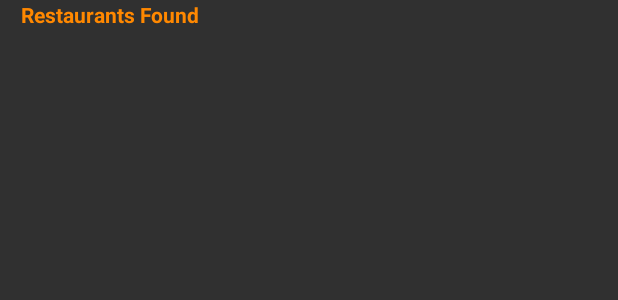
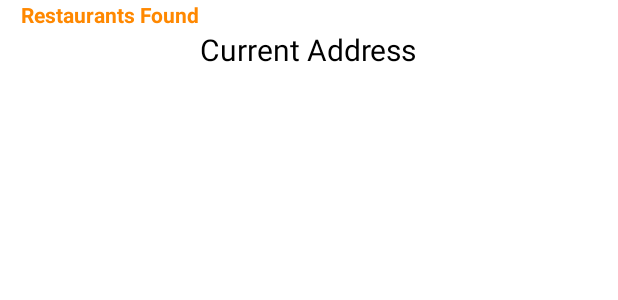
Before and after one commit to huhx0015/Foodgasm, an Android app: the layout fg_restaurant_list_fragment.xml on its own in the app's theme, with its tools: preview values and no code run, on a phone screen of 412 x 824 dp. Shown: the top 300 px of the screen. Run offline under Robolectric (Android 15) with nearby library versions, the phone set to English and light mode, and no system bars.

Commit message:
* Displaying the address in the FGRestaurantListFragment.

```diff
--- a/app/src/main/java/com/huhmoon/apparely/data/FGDatasource.java
+++ b/app/src/main/java/com/huhmoon/apparely/data/FGDatasource.java
@@ -6,7 +6,6 @@ import android.database.Cursor;
 import android.database.SQLException;
 import android.database.sqlite.SQLiteDatabase;
 import android.util.Log;
-
 import java.util.LinkedList;
 
 /**
--- a/app/src/main/java/com/huhmoon/apparely/fragments/FGRestaurantFragment.java
+++ b/app/src/main/java/com/huhmoon/apparely/fragments/FGRestaurantFragment.java
@@ -6,10 +6,12 @@ import android.support.v4.app.Fragment;
 import android.view.LayoutInflater;
 import android.view.View;
 import android.view.ViewGroup;
+import android.widget.TextView;
 
 import com.huhmoon.apparely.R;
 import com.huhmoon.apparely.data.FGRestaurantModel;
 
+import butterknife.Bind;
 import butterknife.ButterKnife;
 
 /**
--- a/app/src/main/java/com/huhmoon/apparely/location/FGLocation.java
+++ b/app/src/main/java/com/huhmoon/apparely/location/FGLocation.java
@@ -61,6 +61,9 @@ public class FGLocation {
 
                     // Assembles the fully appended StringBuilder into a String object.
                     String fullAddress = sbAddress.toString();
+
+                    FGToast.toastyPopUp("The address at (" + latitude + ", " + longitude + ") is: " + fullAddress, context);
+
                     return fullAddress;
                 }
 
--- a/app/src/main/res/layout/fg_restaurant_list_fragment.xml
+++ b/app/src/main/res/layout/fg_restaurant_list_fragment.xml
@@ -4,7 +4,7 @@
     xmlns:android="http://schemas.android.com/apk/res/android"
     android:layout_width="match_parent"
     android:layout_height="match_parent"
-    android:background="@android:color/transparent">
+    android:background="@android:color/white">
 
     <LinearLayout
         android:layout_width="fill_parent"
@@ -23,6 +23,16 @@
             android:paddingLeft="14dp"
             android:textStyle="bold" />
 
+        <TextView
+            android:layout_width="wrap_content"
+            android:layout_height="wrap_content"
+            android:text="Current Address"
+            android:id="@+id/fg_restaurant_my_address_text"
+            android:textColor="@android:color/black"
+            android:layout_gravity="center_horizontal"
+            android:textSize="20sp"
+            android:typeface="sans" />
+
         <ListView
             android:layout_width="fill_parent"
             android:layout_height="wrap_content"
```
Also changed, not shown: app/src/main/java/com/huhmoon/apparely/activities/FGMainActivity.java (+17 -5 lines), app/src/main/java/com/huhmoon/apparely/fragments/FGRestaurantListFragment.java (+11 -0 lines), 2 other files.
